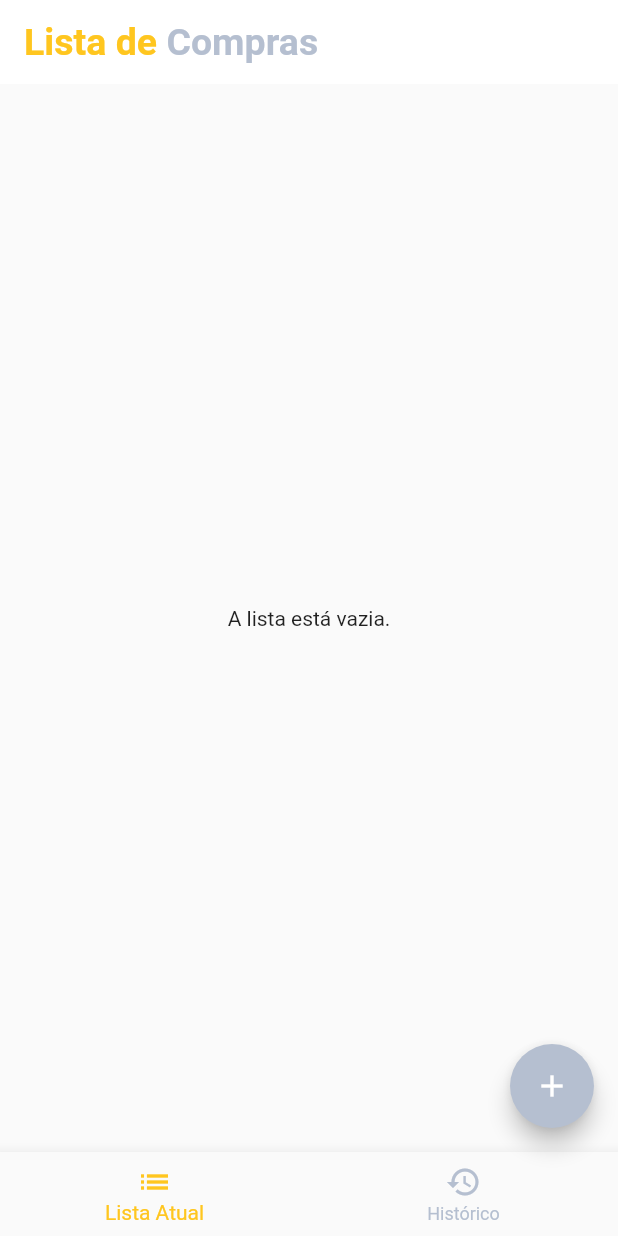
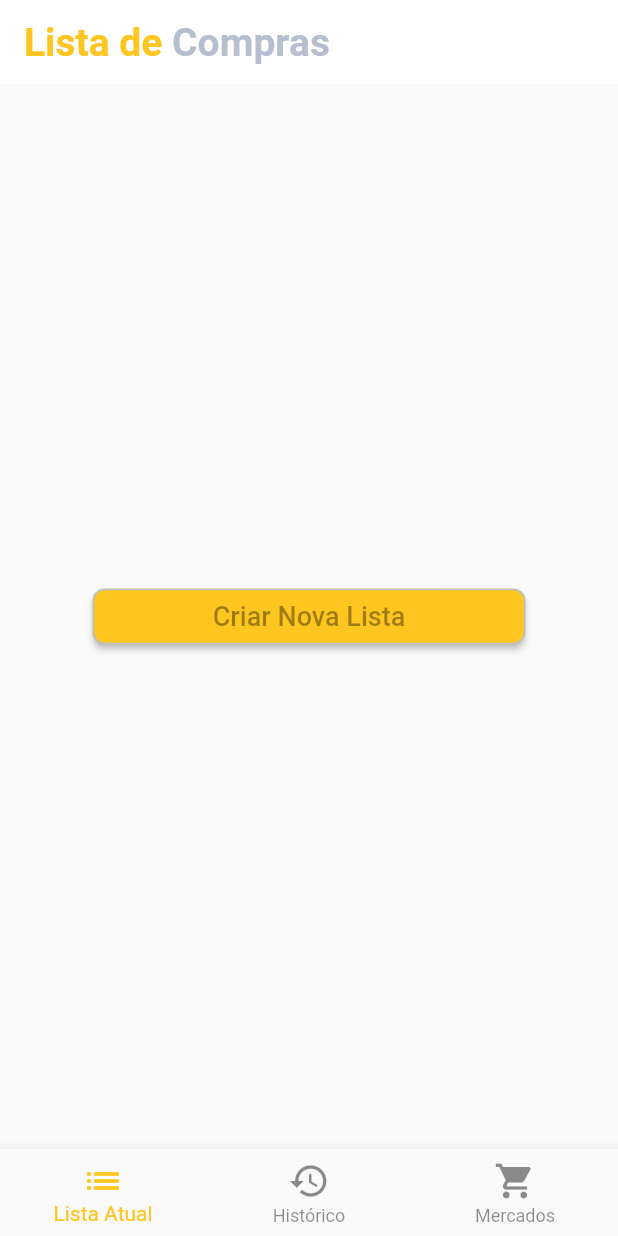
Before and after one commit to felipeabreu86/flutter_lista_de_compras, a Flutter app: the screen it shows after launch, on a phone screen of 412 x 824 dp. Run offline on Flutter 3.47's test engine with Material 2 defaults, Android fonts, the phone set to English and light mode, and no system bars; our stand-ins replace package_info, stacked.

Commit message:
criação da estrutura de telas para a lista de compras e de mercados

```diff
--- a/lib/app/routes.dart
+++ b/lib/app/routes.dart
@@ -1,11 +1,20 @@
 import 'package:flutter/widgets.dart';
+import 'views/screens/lista_mercados/lista_mercados.dart';
 import 'views/screens/historico/historico.dart';
 import 'views/screens/home/home_screen.dart';
 import 'views/screens/lista_compras/lista_compras.dart';
+
+/// Lista de telas.
+final List<Widget> screens = [
+  ListaComprasScreen(),
+  HistoricoScreen(),
+  ListaMercadosScreen(),
+];
 
 // Configura o mapeamento das rotas das telas do aplicativo.
 final Map<String, WidgetBuilder> routes = {
   HomeScreen.routeName: (context) => HomeScreen(),
   ListaComprasScreen.routeName: (context) => ListaComprasScreen(),
+  ListaMercadosScreen.routeName: (context) => ListaMercadosScreen(),
   HistoricoScreen.routeName: (context) => HistoricoScreen(),
 };
--- a/lib/app/viewmodels/home_viewmodel.dart
+++ b/lib/app/viewmodels/home_viewmodel.dart
@@ -1,13 +1,9 @@
 import 'package:flutter/material.dart';
-import '/app/views/screens/historico/historico.dart';
-import '/app/views/screens/lista_compras/lista_compras.dart';
+import 'package:lista_compras/app/routes.dart';
+import 'package:lista_compras/shared/config/screen_config.dart';
 
 class HomeViewModel extends ChangeNotifier {
-  /// Lista de telas.
-  final List<Widget> _screens = [
-    ListaComprasScreen(),
-    HistoricoScreen(),
-  ];
+  bool isListCreated = false;
 
   /// Armazena o índice da tela selecionada.
   int _indexScreen = 0;
@@ -16,17 +12,20 @@ class HomeViewModel extends ChangeNotifier {
   int get currentScreenIndex => _indexScreen;
 
   /// Indica se o float buttom deve ser exibido ou não.
-  bool get floatButtonVisibility => _indexScreen == 0 ? true : false;
+  bool get floatButtonVisibility =>
+      _indexScreen == 0 && isListCreated ? true : false;
 
   /// Retorna se o [index] é o mesmo índice [_indexScreen] tela ativa.
   bool isScreenActive(int index) => index == _indexScreen;
 
   /// Executa a lógica inical da tela [HomeScreen].
-  runHomeStartupLogic() {}
+  runHomeStartupLogic(BuildContext context) {
+    ScreenConfig(context);
+  }
 
   /// Retorna a tela atual por meio do índice selecionado [_indexScreen].
   Widget getScreen() {
-    return _screens[_indexScreen];
+    return screens[_indexScreen];
   }
 
   /// Atualiza o índice das telas e notifica os ouvintes.
--- /dev/null
+++ b/lib/app/viewmodels/lista_compras_viewmodel.dart
@@ -0,0 +1,3 @@
+import 'package:flutter/material.dart';
+
+class ListaComprasViewModel extends ChangeNotifier {}
--- /dev/null
+++ b/lib/app/viewmodels/lista_mercados_viewmodel.dart
@@ -0,0 +1,3 @@
+import 'package:flutter/material.dart';
+
+class ListaMercadosViewModel extends ChangeNotifier {}
--- a/lib/app/views/screens/home/components/app_bar.dart
+++ b/lib/app/views/screens/home/components/app_bar.dart
@@ -23,11 +23,11 @@ class HomeAppBar extends ViewModelWidget<HomeViewModel>
           children: [
             TextSpan(
               text: "Lista de ",
-              style: TextStyle(color: kPrimaryColor, fontSize: 25),
+              style: TextStyle(color: kPrimaryColor, fontSize: 26),
             ),
             TextSpan(
               text: "Compras",
-              style: TextStyle(color: ksecondaryColor, fontSize: 25),
+              style: TextStyle(color: ksecondaryColor, fontSize: 26),
             )
           ],
         ),
--- a/lib/app/views/screens/home/components/bottom_navigator.dart
+++ b/lib/app/views/screens/home/components/bottom_navigator.dart
@@ -11,24 +11,34 @@ class HomeBottomNavigationBar extends ViewModelWidget<HomeViewModel> {
   @override
   Widget build(BuildContext context, HomeViewModel model) {
     return BottomNavigationBar(
+      //backgroundColor: ksecondaryColor,
       currentIndex: model.currentScreenIndex,
       onTap: (indice) {
         model.bottomNavBarItemOnPress(indice);
       },
       type: BottomNavigationBarType.fixed,
       fixedColor: kPrimaryColor,
-      unselectedItemColor: ksecondaryColor,
+      unselectedItemColor: Colors.black45,
       items: [
         BottomNavigationBarItem(
           label: "Lista Atual",
           icon: Icon(
             Icons.list,
+            size: 28,
           ),
         ),
         BottomNavigationBarItem(
           label: "Histórico",
           icon: Icon(
             Icons.history,
+            size: 28,
+          ),
+        ),
+        BottomNavigationBarItem(
+          label: "Mercados",
+          icon: Icon(
+            Icons.shopping_cart,
+            size: 28,
           ),
         ),
       ],
--- a/lib/app/views/screens/home/home_screen.dart
+++ b/lib/app/views/screens/home/home_screen.dart
@@ -13,7 +13,7 @@ class HomeScreen extends StatelessWidget {
   Widget build(BuildContext context) {
     return ViewModelBuilder<HomeViewModel>.nonReactive(
       viewModelBuilder: () => HomeViewModel(),
-      onModelReady: (model) => model.runHomeStartupLogic(),
+      onModelReady: (model) => model.runHomeStartupLogic(context),
       builder: (context, model, child) => SafeArea(
         child: Scaffold(
           appBar: HomeAppBar(),
--- a/lib/app/views/screens/lista_compras/lista_compras.dart
+++ b/lib/app/views/screens/lista_compras/lista_compras.dart
@@ -1,4 +1,8 @@
 import 'package:flutter/material.dart';
+import 'package:lista_compras/app/viewmodels/lista_compras_viewmodel.dart';
+import '/shared/config/screen_config.dart';
+import 'package:lista_compras/shared/constants.dart';
+import 'package:stacked/stacked.dart';
 
 class ListaComprasScreen extends StatelessWidget {
   static String routeName = "/lista_de_compras";
@@ -7,9 +11,31 @@ class ListaComprasScreen extends StatelessWidget {
 
   @override
   Widget build(BuildContext context) {
-    return Container(
-      child: Center(
-        child: Text("A lista está vazia."),
+    return ViewModelBuilder<ListaComprasViewModel>.nonReactive(
+      viewModelBuilder: () => ListaComprasViewModel(),
+      builder: (context, model, child) => SafeArea(
+        child: Center(
+          child: TextButton(
+            style: ButtonStyle(
+              elevation: MaterialStateProperty.all<double>(2.0),
+              fixedSize: MaterialStateProperty.all<Size>(
+                Size.fromWidth(0.7 * ScreenConfig.screenWidth),
+              ),
+              backgroundColor: MaterialStateProperty.all<Color>(kPrimaryColor),
+              shape: MaterialStateProperty.all<RoundedRectangleBorder>(
+                RoundedRectangleBorder(
+                  borderRadius: BorderRadius.circular(8.0),
+                  side: BorderSide(color: ksecondaryColor),
+                ),
+              ),
+            ),
+            child: Text(
+              "Criar Nova Lista",
+              style: TextStyle(fontSize: 18),
+            ),
+            onPressed: null,
+          ),
+        ),
       ),
     );
   }
--- /dev/null
+++ b/lib/app/views/screens/lista_mercados/lista_mercados.dart
@@ -0,0 +1,23 @@
+import 'package:flutter/material.dart';
+import '/app/viewmodels/lista_mercados_viewmodel.dart';
+import 'package:stacked/stacked.dart';
+
+class ListaMercadosScreen extends StatelessWidget {
+  static String routeName = "/lista_de_mercados";
+
+  const ListaMercadosScreen({Key? key}) : super(key: key);
+
+  @override
+  Widget build(BuildContext context) {
+    return ViewModelBuilder<ListaMercadosViewModel>.nonReactive(
+      viewModelBuilder: () => ListaMercadosViewModel(),
+      builder: (context, model, child) => SafeArea(
+        child: Center(
+          child: Container(
+            child: Text("Lista de Mercados"),
+          ),
+        ),
+      ),
+    );
+  }
+}
```
